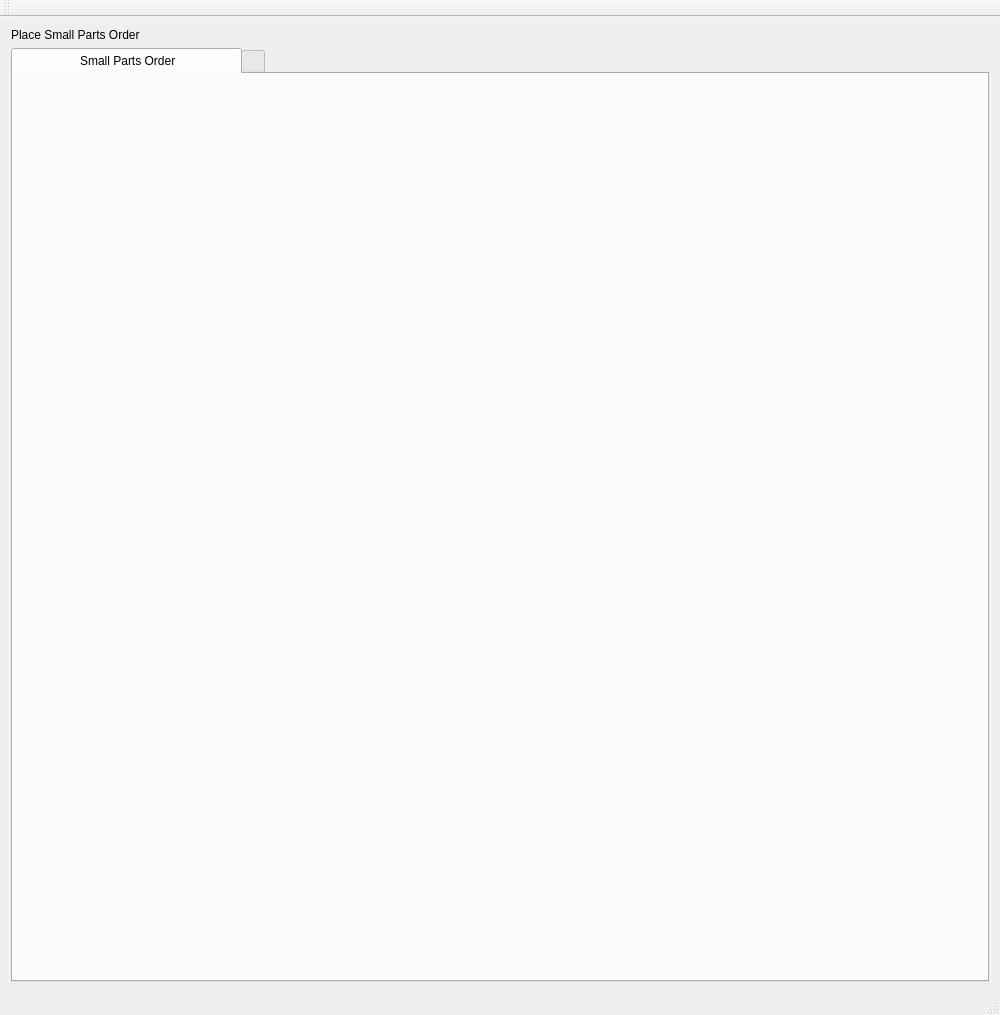
First picture: the form in View/mainview.ui, repository topherMcDonald/SPO, before the edit.
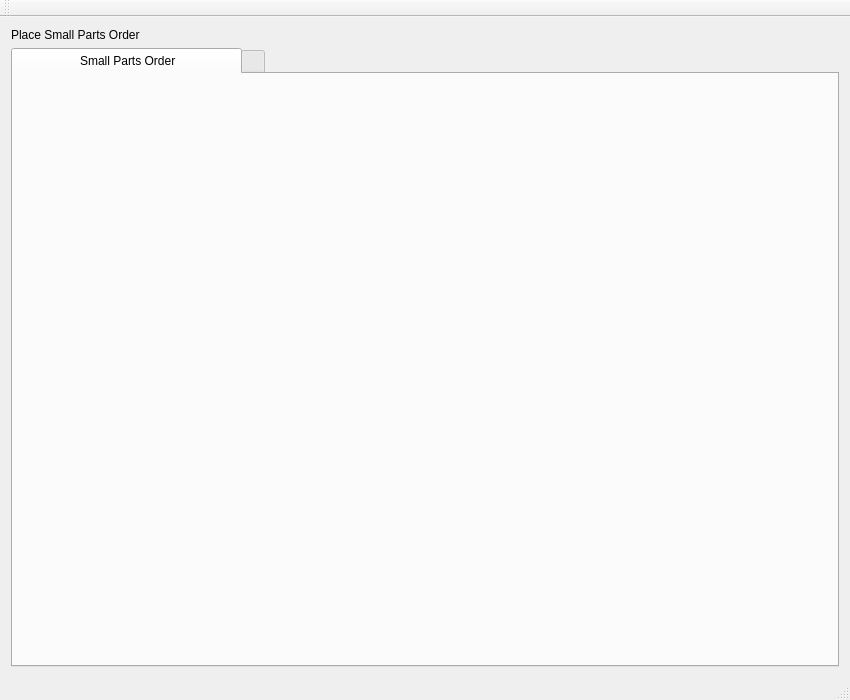
Second picture: the form after the edit. Icons and pictures are not drawn.

Commit message: Fixed 2 column to fit data width returned

```diff
--- a/View/mainview.ui
+++ b/View/mainview.ui
@@ -6,12 +6,12 @@
    <rect>
     <x>0</x>
     <y>0</y>
-    <width>1000</width>
-    <height>1015</height>
+    <width>850</width>
+    <height>700</height>
    </rect>
   </property>
   <property name="sizePolicy">
-   <sizepolicy hsizetype="Expanding" vsizetype="Preferred">
+   <sizepolicy hsizetype="Expanding" vsizetype="Expanding">
     <horstretch>0</horstretch>
     <verstretch>0</verstretch>
    </sizepolicy>
```
Left out of the diff: 4 changed lines with no effect on the pictures. The commit also changes 4 other files.
